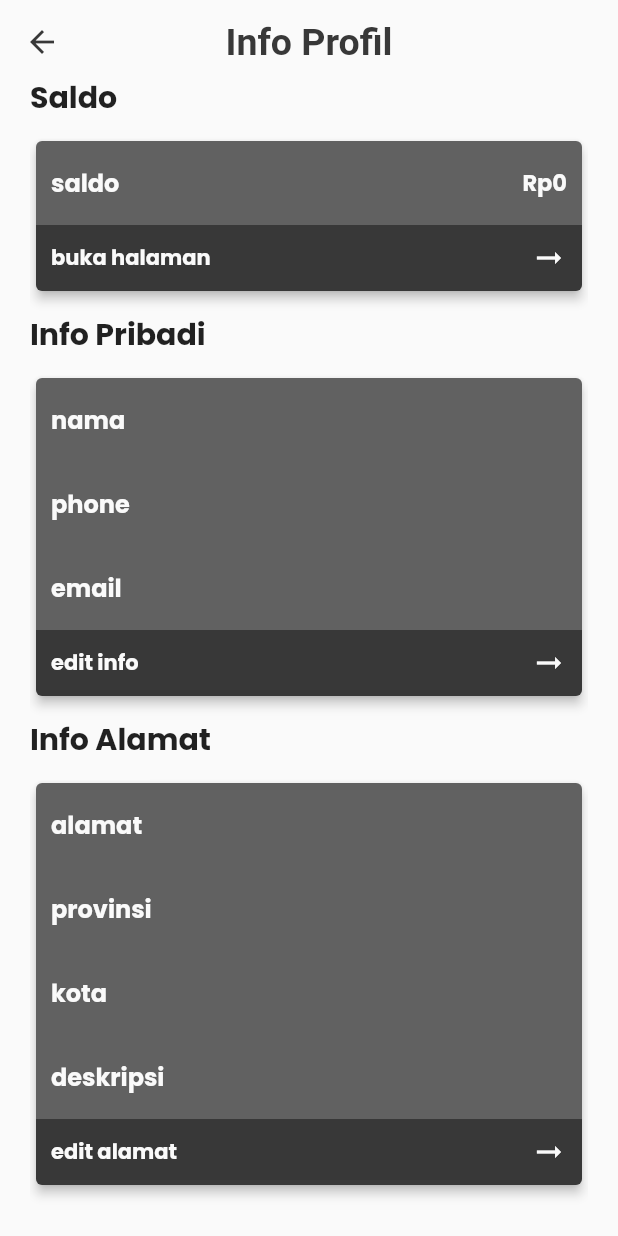
After one commit to nefarha/haircuts_barber, a Flutter app: the AccountInfoView screen opened by its route, scrolled down 232 dp, after a tap on "buka halaman", on a phone screen of 412 x 824 dp. The commit adds this screen. Run offline on Flutter 3.47's test engine with Material 2 defaults, Android fonts, the phone set to English and light mode, and no system bars; our stand-ins replace cached_network_image, cloud_firestore, file_picker, firebase_auth, firebase_core, firebase_storage and 4 more; accounts and stored records are empty; network calls fail.

Commit message:
Add Account Info Page

```diff
--- a/lib/app/data/addon/reuseable.dart
+++ b/lib/app/data/addon/reuseable.dart
@@ -583,10 +583,13 @@ buildLoading() {
   );
 }
 
-updateLoading(
-    {required RxBool currentValue,
-    required bool newValue,
-    required void Function() update}) {
+closeDialog() {
+  Get.until((route) => !Get.isDialogOpen!);
+}
+
+updateLoading({
+  required RxBool currentValue,
+  required bool newValue,
+}) {
   currentValue.value = newValue;
-  update();
 }
--- /dev/null
+++ b/lib/app/modules/AccountInfo/bindings/account_info_binding.dart
@@ -0,0 +1,12 @@
+import 'package:get/get.dart';
+
+import '../controllers/account_info_controller.dart';
+
+class AccountInfoBinding extends Bindings {
+  @override
+  void dependencies() {
+    Get.lazyPut<AccountInfoController>(
+      () => AccountInfoController(),
+    );
+  }
+}
--- /dev/null
+++ b/lib/app/modules/AccountInfo/views/account_info_view.dart
@@ -0,0 +1,485 @@
+import 'package:flutter/material.dart';
+import 'package:get/get.dart';
+import 'package:haircuts_barber_aja/app/data/addon/reuseable.dart';
+
+import '../controllers/account_info_controller.dart';
+
+class AccountInfoView extends GetView<AccountInfoController> {
+  const AccountInfoView({Key? key}) : super(key: key);
+
+  @override
+  Widget build(BuildContext context) {
+    return Obx(() => stackWithLoadingIndicator(
+          isLoading: controller.isLoading.value,
+          children: [
+            Scaffold(
+              appBar: reusableAppbar(title: 'Info Profil', enableBack: true),
+              body: Padding(
+                padding: const EdgeInsets.symmetric(horizontal: 20),
+                child: SingleChildScrollView(
+                  child: Column(
+                    children: [
+                      buildProfileHeader(),
+                      const Divider(),
+                      const SizedBox(
+                        height: 10,
+                      ),
+                      infoBalance(),
+                      const SizedBox(
+                        height: 10,
+                      ),
+                      infoPersonal(),
+                      const SizedBox(
+                        height: 10,
+                      ),
+                      infoAddress(),
+                      const SizedBox(
+                        height: 10,
+                      ),
+                      if (controller.user.accountType ==
+                          ACCOUNT_TYPE.BARBER.name)
+                        shopPage(),
+                      const SizedBox(
+                        height: 20,
+                      ),
+                    ],
+                  ),
+                ),
+              ),
+            ),
+          ],
+        ));
+  }
+
+  Widget buildProfileHeader() {
+    return Obx(
+      () => SizedBox(
+        height: 200,
+        width: Get.width,
+        child: Column(
+          mainAxisAlignment: MainAxisAlignment.center,
+          children: [
+            reusableAvatar(
+              size: 65,
+              url: controller.user.profileUrl,
+              enableEdit: true,
+              onTap: () async {
+                Get.defaultDialog(content: popUpProfilEDit(), title: 'Edit');
+              },
+            ),
+            const SizedBox(
+              height: 10,
+            ),
+            Text(
+              controller.user.name,
+              style: headerStyle(),
+              overflow: TextOverflow.ellipsis,
+            ),
+            Text(
+              controller.user.email,
+              overflow: TextOverflow.ellipsis,
+            )
+          ],
+        ),
+      ),
+    );
+  }
+
+  Widget infoBalance() {
+    return Obx(
+      () => Column(
+        crossAxisAlignment: CrossAxisAlignment.start,
+        children: [
+          Text(
+            'Saldo',
+            style: headerStyle(),
+          ),
+          const SizedBox(
+            height: 10,
+          ),
+          Card(
+            clipBehavior: Clip.antiAliasWithSaveLayer,
+            elevation: 3,
+            color: greyColor,
+            child: Column(
+              children: [
+                ListTile(
+                  contentPadding: const EdgeInsets.symmetric(horizontal: 10),
+                  title: const Text(
+                    'saldo',
+                    style: TextStyle(
+                        color: whiteColor, fontWeight: FontWeight.bold),
+                  ),
+                  trailing: Text(
+                    moneyFormat(money: controller.user.balance ?? 0),
+                    style: const TextStyle(
+                        color: whiteColor,
+                        fontWeight: FontWeight.bold,
+                        fontSize: 15),
+                  ),
+                ),
+                GestureDetector(
+                  onTap: () {
+                    // Get.toNamed(Routes.INFO_SALDO);
+                  },
+                  child: Container(
+                    color: blackColor,
+                    padding: const EdgeInsets.all(10),
+                    child: const Row(
+                      children: [
+                        Text(
+                          'buka halaman',
+                          style: TextStyle(
+                            color: whiteColor,
+                            fontWeight: FontWeight.bold,
+                          ),
+                        ),
+                        Spacer(),
+                        Icon(
+                          Icons.arrow_right_alt,
+                          color: whiteColor,
+                        ),
+                      ],
+                    ),
+                  ),
+                )
+              ],
+            ),
+          )
+        ],
+      ),
+    );
+  }
+
+  Widget infoPersonal() {
+    return Obx(() => Column(
+          crossAxisAlignment: CrossAxisAlignment.start,
+          children: [
+            Text(
+              'Info Pribadi',
+              style: headerStyle(),
+            ),
+            const SizedBox(
+              height: 10,
+            ),
+            Card(
+              clipBehavior: Clip.antiAliasWithSaveLayer,
+              elevation: 3,
+              color: greyColor,
+              child: Column(
+                children: [
+                  ListTile(
+                    contentPadding: const EdgeInsets.symmetric(horizontal: 10),
+                    title: const Text(
+                      'nama',
+                      style: TextStyle(
+                          color: whiteColor, fontWeight: FontWeight.bold),
+                    ),
+                    trailing: SizedBox(
+                      width: 200,
+                      child: Text(
+                        controller.user.name,
+                        overflow: TextOverflow.ellipsis,
+                        style: const TextStyle(
+                            color: whiteColor,
+                            fontWeight: FontWeight.bold,
+                            fontSize: 15),
+                      ),
+                    ),
+                  ),
+                  ListTile(
+                    contentPadding: const EdgeInsets.symmetric(horizontal: 10),
+                    title: const Text(
+                      'phone',
+                      style: TextStyle(
+                          color: whiteColor, fontWeight: FontWeight.bold),
+                    ),
+                    trailing: SizedBox(
+                      width: 200,
+                      child: Text(
+                        controller.user.phone!,
+                        overflow: TextOverflow.ellipsis,
+                        style: const TextStyle(
+                            color: whiteColor,
+                            fontWeight: FontWeight.bold,
+                            fontSize: 15),
+                      ),
+                    ),
+                  ),
+                  ListTile(
+                    contentPadding: const EdgeInsets.symmetric(horizontal: 10),
+                    title: const Text(
+                      'email',
+                      style: TextStyle(
+                          color: whiteColor, fontWeight: FontWeight.bold),
+                    ),
+                    trailing: SizedBox(
+                      width: 200,
+                      child: Text(
+                        controller.user.email,
+                        overflow: TextOverflow.ellipsis,
+                        style: const TextStyle(
+                            color: whiteColor,
+                            fontWeight: FontWeight.bold,
+                            fontSize: 15),
+                      ),
+                    ),
+                  ),
+                  GestureDetector(
+                    onTap: () {
+                      // Get.toNamed(Routes.INFO_PRIBADI);
+                    },
+                    child: Container(
+                      color: blackColor,
+                      padding: const EdgeInsets.all(10),
+                      child: const Row(
+                        children: [
+                          Text(
+                            'edit info',
+                            style: TextStyle(
+                              color: whiteColor,
+                              fontWeight: FontWeight.bold,
+                            ),
+                          ),
+                          Spacer(),
+                          Icon(
+                            Icons.arrow_right_alt,
+                            color: whiteColor,
+                          ),
+                        ],
+                      ),
+                    ),
+                  )
+                ],
+              ),
+            )
+          ],
+        ));
+  }
+
+  Widget infoAddress() {
+    return Obx(
+      () => Column(
+        crossAxisAlignment: CrossAxisAlignment.start,
+        children: [
+          Text(
+            'Info Alamat',
+            style: headerStyle(),
+          ),
+          const SizedBox(
+            height: 10,
+          ),
+          Card(
+            clipBehavior: Clip.antiAliasWithSaveLayer,
+            elevation: 3,
+            color: greyColor,
+            child: Column(
+              children: [
+                ListTile(
+                  contentPadding: const EdgeInsets.symmetric(horizontal: 10),
+                  title: const Text(
+                    'alamat',
+                    style: TextStyle(
+                        color: whiteColor, fontWeight: FontWeight.bold),
+                  ),
+                  trailing: SizedBox(
+                    width: 200,
+                    child: Text(
+                      controller.user.addressModel?['alamat'] ?? 'Alamat',
+                      overflow: TextOverflow.ellipsis,
+                      style: const TextStyle(
+                          color: whiteColor,
+                          fontWeight: FontWeight.bold,
+                          fontSize: 15),
+                    ),
+                  ),
+                ),
+                ListTile(
+                  contentPadding: const EdgeInsets.symmetric(horizontal: 10),
+                  title: const Text(
+                    'provinsi',
+                    style: TextStyle(
+                        color: whiteColor, fontWeight: FontWeight.bold),
+                  ),
+                  trailing: SizedBox(
+                    width: 200,
+                    child: Text(
+                      controller.user.addressModel?['provinceName'] ??
+                          "provinsi",
+                      overflow: TextOverflow.ellipsis,
+                      style: const TextStyle(
+                          color: whiteColor,
+                          fontWeight: FontWeight.bold,
+                          fontSize: 15),
+                    ),
+                  ),
+                ),
+                ListTile(
+                  contentPadding: const EdgeInsets.symmetric(horizontal: 10),
+                  title: const Text(
+                    'kota',
+                    style: TextStyle(
+                        color: whiteColor, fontWeight: FontWeight.bold),
+                  ),
+                  trailing: SizedBox(
+                    width: 200,
+                    child: Text(
+                      controller.user.addressModel?['cityName'] ?? "Kota",
+                      overflow: TextOverflow.ellipsis,
+                      style: const TextStyle(
+                          color: whiteColor,
+                          fontWeight: FontWeight.bold,
+                          fontSize: 15),
+                    ),
+                  ),
+                ),
+                ListTile(
+                  contentPadding: const EdgeInsets.symmetric(horizontal: 10),
+                  title: const Text(
+                    'deskripsi',
+                    style: TextStyle(
+                        color: whiteColor, fontWeight: FontWeight.bold),
+                  ),
+                  trailing: SizedBox(
+                    width: 200,
+                    child: Text(
+                      controller.user.addressModel?['description'] ??
+                          "Deskripsi alamat",
+                      overflow: TextOverflow.ellipsis,
+                      style: const TextStyle(
+                          color: whiteColor,
+                          fontWeight: FontWeight.bold,
+                          fontSize: 15),
+                    ),
+                  ),
+                ),
+                GestureDetector(
+                  onTap: () {
+                    // Get.toNamed(Routes.EDIT_ALAMAT);
+                  },
+                  child: Container(
+                    color: blackColor,
+                    padding: const EdgeInsets.all(10),
+                    child: const Row(
+                      children: [
+                        Text(
+                          'edit alamat',
+                          style: TextStyle(
+                            color: whiteColor,
+                            fontWeight: FontWeight.bold,
+                          ),
+                        ),
+                        Spacer(),
+                        Icon(
+                          Icons.arrow_right_alt,
+                          color: whiteColor,
+                        ),
+                      ],
+                    ),
+                  ),
+                )
+              ],
+            ),
+          )
+        ],
+      ),
+    );
+  }
+
+  Widget shopPage() {
+    return Column(
+      crossAxisAlignment: CrossAxisAlignment.start,
+      children: [
+        Text(
+          'Halaman Toko',
+          style: headerStyle(),
+        ),
+        const SizedBox(
+          height: 10,
+        ),
+        Card(
+          clipBehavior: Clip.antiAliasWithSaveLayer,
+          elevation: 3,
+          color: greyColor,
+          child: Column(
+            children: [
+              const ListTile(
+                contentPadding: EdgeInsets.symmetric(horizontal: 10),
+                title: Text(
+                  'toko',
+                  style:
+                      TextStyle(color: whiteColor, fontWeight: FontWeight.bold),
+                ),
+                trailing: SizedBox(
+                  width: 200,
+                  child: Text(
+                    'nama toko',
+                    overflow: TextOverflow.ellipsis,
+                    style: TextStyle(
+                        color: whiteColor,
+                        fontWeight: FontWeight.bold,
+                        fontSize: 15),
+                  ),
+                ),
+              ),
+              GestureDetector(
+                onTap: () {
+                  // Get.toNamed(Routes.TOKO_SAYA);
+                },
+                child: Container(
+                  color: blackColor,
+                  padding: const EdgeInsets.all(10),
+                  child: const Row(
+                    children: [
+                      Text(
+                        'edit toko',
+                        style: TextStyle(
+                          color: whiteColor,
+                          fontWeight: FontWeight.bold,
+                        ),
+                      ),
+                      Spacer(),
+                      Icon(
+                        Icons.arrow_right_alt,
+                        color: whiteColor,
+                      ),
+                    ],
+                  ),
+                ),
+              )
+            ],
+          ),
+        )
+      ],
+    );
+  }
+
+  Widget popUpProfilEDit() {
+    return SizedBox(
+      width: 250,
+      child: Column(
+        children: [
+          ListTile(
+            onTap: () async {
+              await controller.pickAndUploadProfile();
+            },
+            title: const Text('Ubah'),
+            leading: const Icon(Icons.edit),
+          ),
+          ListTile(
+            onTap: () async {
+              if (controller.user.profileUrl != null) {
+                await controller.deleteProfilePicture();
+              }
+            },
+            title: const Text('Hapus'),
+            leading: const Icon(
+              Icons.delete,
+              color: Colors.red,
+            ),
+          ),
+        ],
+      ),
+    );
+  }
+}
--- a/lib/app/modules/home/controllers/home_controller.dart
+++ b/lib/app/modules/home/controllers/home_controller.dart
@@ -3,6 +3,7 @@ import 'package:get/get.dart';
 import 'package:haircuts_barber_aja/app/controllers/authentication_controller.dart';
 import 'package:haircuts_barber_aja/app/controllers/user_controller.dart';
 import 'package:haircuts_barber_aja/app/data/model/user/userModel.dart';
+import 'package:haircuts_barber_aja/app/routes/app_pages.dart';
 import 'package:persistent_bottom_nav_bar/persistent_tab_view.dart';
 
 class HomeController extends GetxController {
@@ -23,7 +24,7 @@ class HomeController extends GetxController {
             color: Colors.blue,
           ),
           'onTap': () {
-            // Get.toNamed(Routes.ACCOUNT_INFO);
+            Get.toNamed(Routes.ACCOUNT_INFO);
           },
         },
         {
--- a/lib/app/routes/app_pages.dart
+++ b/lib/app/routes/app_pages.dart
@@ -1,6 +1,8 @@
 import 'package:get/get.dart';
 
 import '../data/midlewares/auth_middlewares.dart';
+import '../modules/AccountInfo/bindings/account_info_binding.dart';
+import '../modules/AccountInfo/views/account_info_view.dart';
 import '../modules/Auth/bindings/auth_binding.dart';
 import '../modules/Auth/views/auth_view.dart';
 import '../modules/PhoneAuth/bindings/phone_auth_binding.dart';
@@ -38,5 +40,10 @@ class AppPages {
       page: () => const ShopDetailView(),
       binding: ShopDetailBinding(),
     ),
+    GetPage(
+      name: _Paths.ACCOUNT_INFO,
+      page: () => const AccountInfoView(),
+      binding: AccountInfoBinding(),
+    ),
   ];
 }
--- a/lib/app/routes/app_routes.dart
+++ b/lib/app/routes/app_routes.dart
@@ -7,6 +7,7 @@ abstract class Routes {
   static const AUTH = _Paths.AUTH;
   static const PHONE_AUTH = _Paths.PHONE_AUTH;
   static const SHOP_DETAIL = _Paths.SHOP_DETAIL;
+  static const ACCOUNT_INFO = _Paths.ACCOUNT_INFO;
 }
 
 abstract class _Paths {
@@ -15,4 +16,5 @@ abstract class _Paths {
   static const AUTH = '/auth';
   static const PHONE_AUTH = '/phone-auth';
   static const SHOP_DETAIL = '/shop-detail';
+  static const ACCOUNT_INFO = '/account-info';
 }
--- a/lib/main.dart
+++ b/lib/main.dart
@@ -3,6 +3,7 @@ import 'package:flutter/material.dart';
 import 'package:get/get.dart';
 import 'package:google_fonts/google_fonts.dart';
 import 'package:haircuts_barber_aja/app/controllers/authentication_controller.dart';
+import 'package:haircuts_barber_aja/app/controllers/storage_controller.dart';
 import 'package:haircuts_barber_aja/app/data/addon/reuseable.dart';
 import 'package:haircuts_barber_aja/firebase_options.dart';
 import 'package:intl/date_symbol_data_local.dart';
@@ -24,7 +25,7 @@ class HaircutApp extends StatelessWidget {
   @override
   Widget build(BuildContext context) {
     Get.put(AuthenticationController());
-    // Get.put(StorageController());
+    Get.put(StorageController());
     return GetMaterialApp(
       title: "Application",
       initialRoute: AppPages.INITIAL,
--- a/pubspec.yaml
+++ b/pubspec.yaml
@@ -19,6 +19,8 @@ dependencies:
   flutter_typeahead: any
   dio: 5.4.0
   persistent_bottom_nav_bar: 5.0.2
+  firebase_storage: 11.6.0
+  file_picker: 6.1.1
   flutter:
     sdk: flutter
 
```
Also changed, not shown: lib/app/controllers/storage_controller.dart (added, +55 -0 lines), lib/app/modules/AccountInfo/controllers/account_info_controller.dart (added, +41 -0 lines), lib/app/modules/home/controllers/validate_controller.dart (+0 -7 lines), pubspec.lock, 3 other files.
